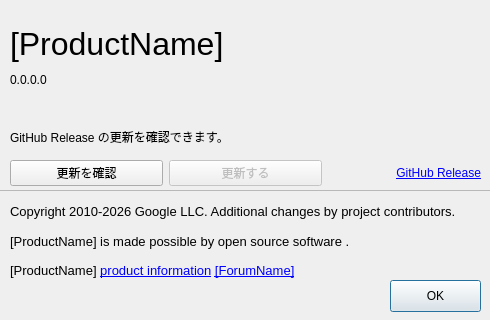
This is src/gui/about_dialog/about_dialog.ui in hglasswater-boop/mozc-date as Qt 5 draws it before an edit. The edited form follows.
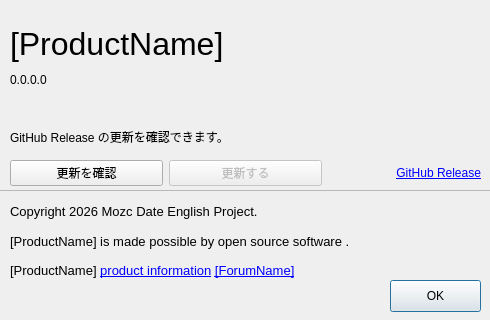
This is the edited form.

Diff of the .ui file:
```diff
--- a/src/gui/about_dialog/about_dialog.ui
+++ b/src/gui/about_dialog/about_dialog.ui
@@ -108,7 +108,7 @@
         </font>
        </property>
        <property name="text">
-        <string>Copyright 2010-2026 Google LLC. Additional changes by project contributors.</string>
+        <string>Copyright 2026 Mozc Date English Project.</string>
        </property>
        <property name="alignment">
         <set>Qt::AlignLeading|Qt::AlignLeft|Qt::AlignVCenter</set>
```
